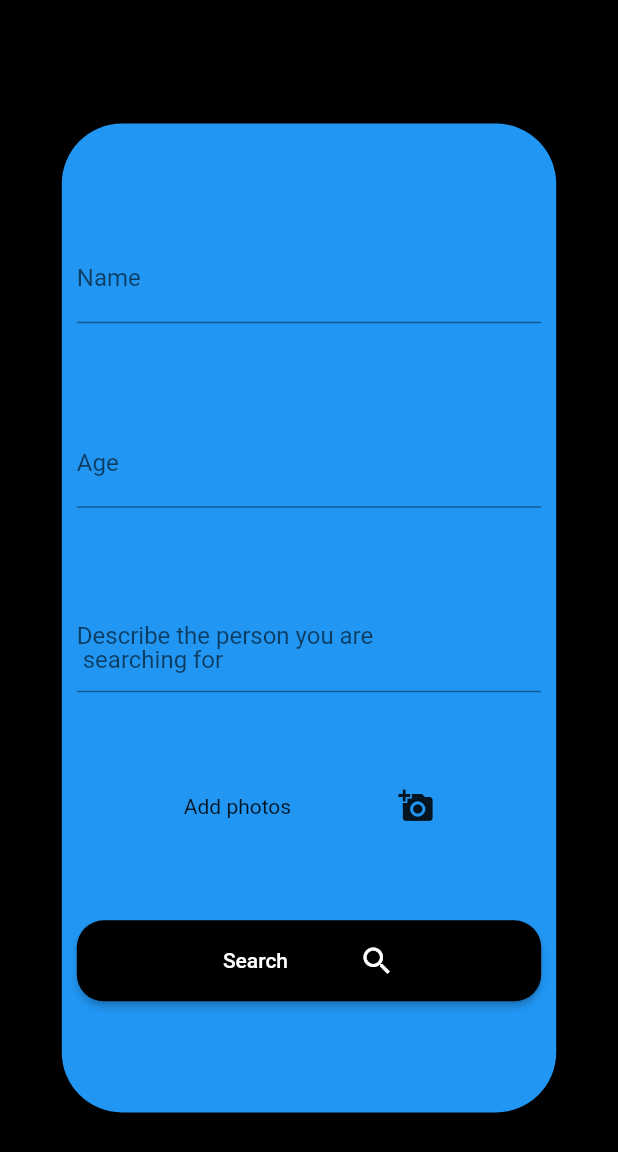
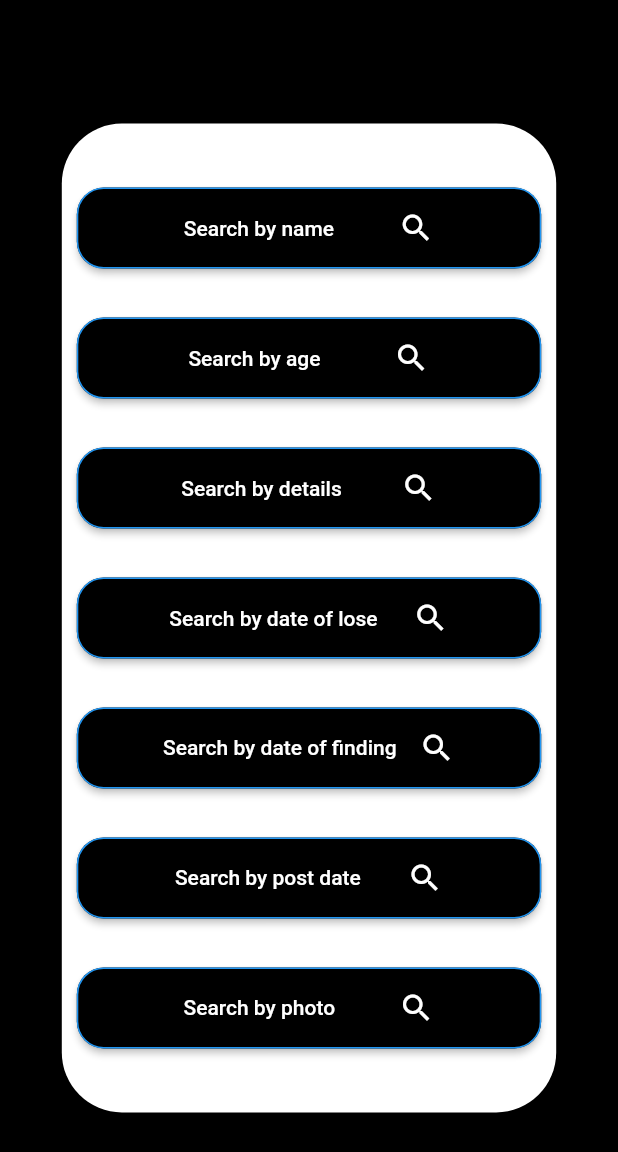
Before and after one commit to osamaOmran1917/Find-Me, a Flutter app: the SearchScreen screen opened by its route, on a phone screen of 412 x 824 dp. Shown: the top 1152 px of the screen. Run offline on Flutter 3.47's test engine with Material 2 defaults, Android fonts, the light colour scheme and no system bars; our stand-ins replace cloud_firestore, firebase_auth, firebase_core, image_picker, intl_phone_number_input; missing offline and left inert: flutter_animator; accounts and stored records are empty.

Commit message:
search screen updated

```diff
--- a/lib/ui/home/home_tab/search_screen/search_screen.dart
+++ b/lib/ui/home/home_tab/search_screen/search_screen.dart
@@ -13,47 +13,138 @@ class SearchScreen extends StatelessWidget {
           width: MediaQuery.of(context).size.width * .8,
           height: MediaQuery.of(context).size.height * .8,
           decoration: BoxDecoration(
-              color: MyTheme.tertiaryColor,
+              color: MyTheme.primaryColor,
               borderRadius: BorderRadius.circular(40)),
           padding: EdgeInsets.all(10),
           child: Column(
             mainAxisAlignment: MainAxisAlignment.spaceEvenly,
+            crossAxisAlignment: CrossAxisAlignment.stretch,
             children: [
-              TextFormField(
-                decoration: InputDecoration(labelText: 'Name'),
+              ElevatedButton(
+                onPressed: () {},
+                child: Row(
+                  mainAxisAlignment: MainAxisAlignment.spaceAround,
+                  children: [Text('Search by name'), Icon(Icons.search)],
                 ),
-              TextFormField(
-                decoration: InputDecoration(labelText: 'Age'),
-              ),
-              TextFormField(
-                minLines: 1,
-                maxLines: 5,
-                decoration: InputDecoration(
-                    labelText: 'Describe the person you are \n searching for'),
-              ),
-              Row(
-                mainAxisAlignment: MainAxisAlignment.spaceEvenly,
-                children: [Text('Add photos'), Icon(Icons.add_a_photo)],
-              ),
-              ElevatedButton(
                 style: ButtonStyle(
                   shape: MaterialStateProperty.all<RoundedRectangleBorder>(
                       RoundedRectangleBorder(
                           borderRadius: BorderRadius.circular(18.0),
-                    )),
+                          side: BorderSide(color: MyTheme.tertiaryColor))),
                   backgroundColor:
                       MaterialStateProperty.all(MyTheme.secondaryColor),
                   padding: MaterialStateProperty.all(
                       EdgeInsets.symmetric(horizontal: 50, vertical: 15)),
                 ),
+              ),
+              ElevatedButton(
                 onPressed: () {},
                 child: Row(
-                    mainAxisAlignment: MainAxisAlignment.spaceEvenly,
+                  mainAxisAlignment: MainAxisAlignment.spaceAround,
+                  children: [Text('Search by age'), Icon(Icons.search)],
+                ),
+                style: ButtonStyle(
+                  shape: MaterialStateProperty.all<RoundedRectangleBorder>(
+                      RoundedRectangleBorder(
+                          borderRadius: BorderRadius.circular(18.0),
+                          side: BorderSide(color: MyTheme.tertiaryColor))),
+                  backgroundColor:
+                      MaterialStateProperty.all(MyTheme.secondaryColor),
+                  padding: MaterialStateProperty.all(
+                      EdgeInsets.symmetric(horizontal: 50, vertical: 15)),
+                ),
+              ),
+              ElevatedButton(
+                onPressed: () {},
+                child: Row(
+                  mainAxisAlignment: MainAxisAlignment.spaceAround,
+                  children: [Text('Search by details'), Icon(Icons.search)],
+                ),
+                style: ButtonStyle(
+                  shape: MaterialStateProperty.all<RoundedRectangleBorder>(
+                      RoundedRectangleBorder(
+                          borderRadius: BorderRadius.circular(18.0),
+                          side: BorderSide(color: MyTheme.tertiaryColor))),
+                  backgroundColor:
+                      MaterialStateProperty.all(MyTheme.secondaryColor),
+                  padding: MaterialStateProperty.all(
+                      EdgeInsets.symmetric(horizontal: 50, vertical: 15)),
+                ),
+              ),
+              ElevatedButton(
+                onPressed: () {},
+                child: Row(
+                  mainAxisAlignment: MainAxisAlignment.spaceAround,
                   children: [
-                      Text('Search'),
-                      Icon(Icons.search),
+                    Text('Search by date of lose'),
+                    Icon(Icons.search)
                   ],
-                  ))
+                ),
+                style: ButtonStyle(
+                  shape: MaterialStateProperty.all<RoundedRectangleBorder>(
+                      RoundedRectangleBorder(
+                          borderRadius: BorderRadius.circular(18.0),
+                          side: BorderSide(color: MyTheme.tertiaryColor))),
+                  backgroundColor:
+                      MaterialStateProperty.all(MyTheme.secondaryColor),
+                  padding: MaterialStateProperty.all(
+                      EdgeInsets.symmetric(horizontal: 50, vertical: 15)),
+                ),
+              ),
+              ElevatedButton(
+                onPressed: () {},
+                child: Row(
+                  mainAxisAlignment: MainAxisAlignment.spaceAround,
+                  children: [
+                    Text('Search by date of finding'),
+                    Icon(Icons.search)
+                  ],
+                ),
+                style: ButtonStyle(
+                  shape: MaterialStateProperty.all<RoundedRectangleBorder>(
+                      RoundedRectangleBorder(
+                          borderRadius: BorderRadius.circular(18.0),
+                          side: BorderSide(color: MyTheme.tertiaryColor))),
+                  backgroundColor:
+                      MaterialStateProperty.all(MyTheme.secondaryColor),
+                  padding: MaterialStateProperty.all(
+                      EdgeInsets.symmetric(horizontal: 50, vertical: 15)),
+                ),
+              ),
+              ElevatedButton(
+                onPressed: () {},
+                child: Row(
+                  mainAxisAlignment: MainAxisAlignment.spaceAround,
+                  children: [Text('Search by post date'), Icon(Icons.search)],
+                ),
+                style: ButtonStyle(
+                  shape: MaterialStateProperty.all<RoundedRectangleBorder>(
+                      RoundedRectangleBorder(
+                          borderRadius: BorderRadius.circular(18.0),
+                          side: BorderSide(color: MyTheme.tertiaryColor))),
+                  backgroundColor:
+                      MaterialStateProperty.all(MyTheme.secondaryColor),
+                  padding: MaterialStateProperty.all(
+                      EdgeInsets.symmetric(horizontal: 50, vertical: 15)),
+                ),
+              ),
+              ElevatedButton(
+                onPressed: () {},
+                child: Row(
+                  mainAxisAlignment: MainAxisAlignment.spaceAround,
+                  children: [Text('Search by photo'), Icon(Icons.search)],
+                ),
+                style: ButtonStyle(
+                  shape: MaterialStateProperty.all<RoundedRectangleBorder>(
+                      RoundedRectangleBorder(
+                          borderRadius: BorderRadius.circular(18.0),
+                          side: BorderSide(color: MyTheme.tertiaryColor))),
+                  backgroundColor:
+                      MaterialStateProperty.all(MyTheme.secondaryColor),
+                  padding: MaterialStateProperty.all(
+                      EdgeInsets.symmetric(horizontal: 50, vertical: 15)),
+                ),
+              ),
             ],
           ),
         ),
```
Lines whose indentation alone changed are shown as unchanged.
